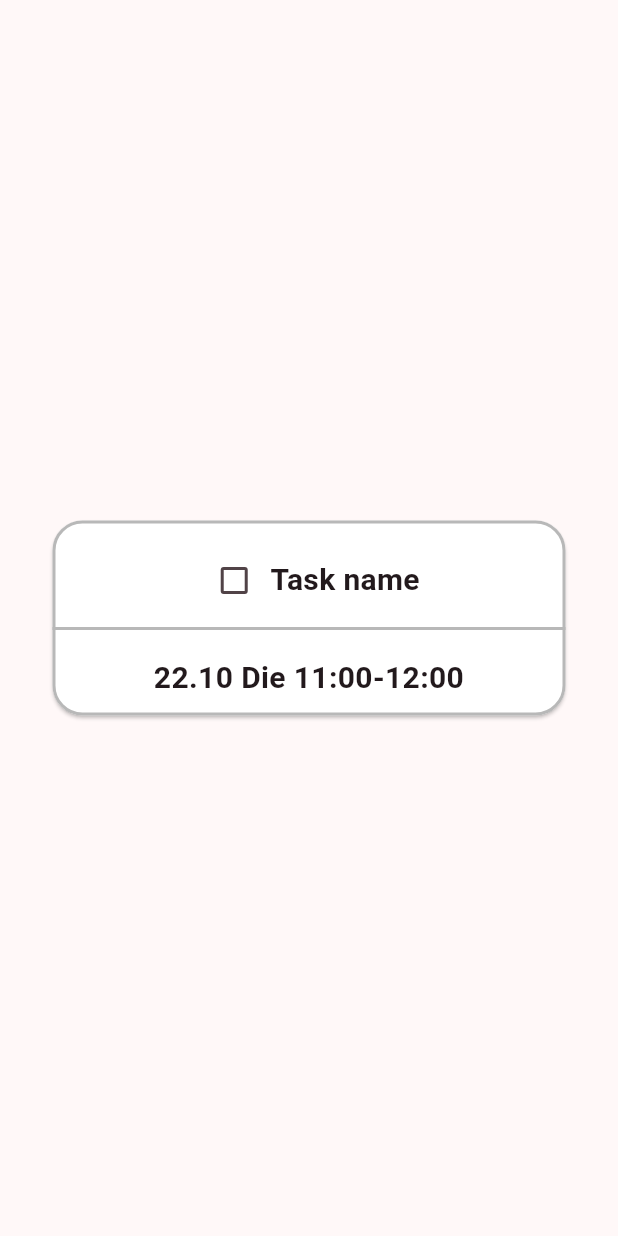
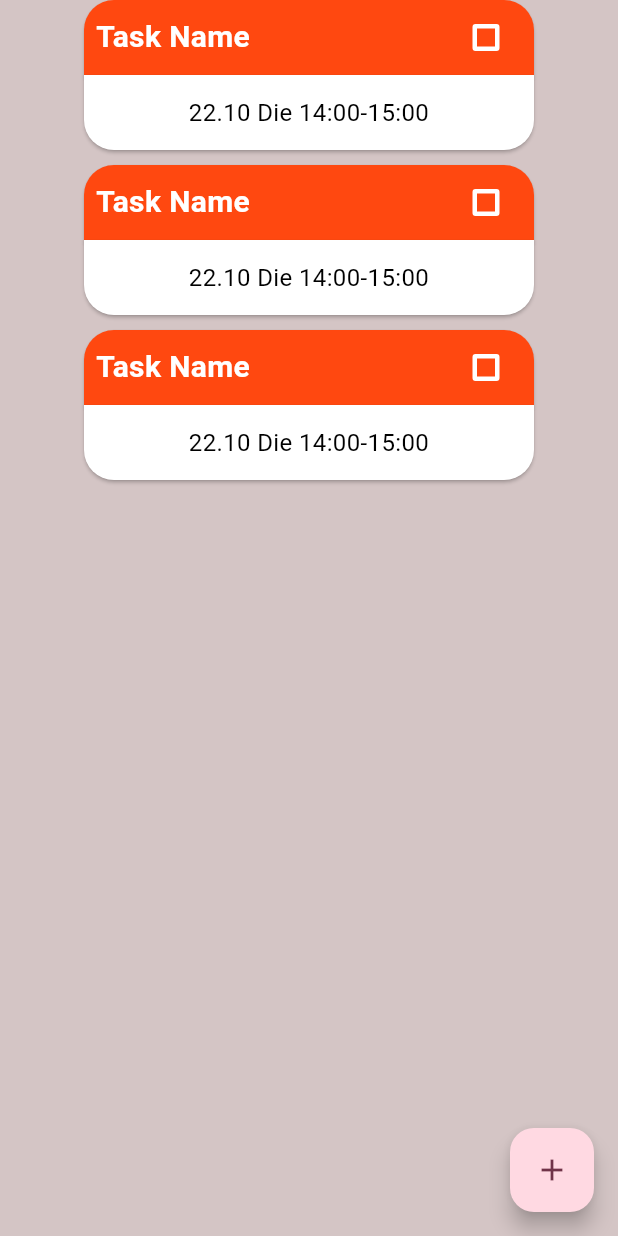
Before and after one commit to Fex123/Wochenplaner-App, a Flutter app: the screen it shows after launch, on a phone screen of 412 x 824 dp. Run offline on Flutter 3.47's test engine with Material 3 defaults, Android fonts, the phone set to English and light mode, and no system bars.

Commit message:
Task-List-View umstrukturieret, TaskCards visuell verbessert + Stateful gemacht für checkbox, Background Farbe anders

```diff
--- a/wochenplaner_app/lib/main.dart
+++ b/wochenplaner_app/lib/main.dart
@@ -20,6 +20,7 @@ class MyApp extends StatelessWidget {
       title: 'Flutter Demo',
       theme: ThemeData(
         colorScheme: ColorScheme.fromSeed(seedColor: Colors.black),
+        scaffoldBackgroundColor: const Color.fromARGB(255, 212, 197, 197), // Set dark background color
         useMaterial3: true,
       ),
       home: const MyHomePage(title: 'Flutter Demo Home Page'),
--- a/wochenplaner_app/lib/widgets/taskListView.dart
+++ b/wochenplaner_app/lib/widgets/taskListView.dart
@@ -6,85 +6,132 @@ class Tasklistview extends StatelessWidget {
   @override
   Widget build(BuildContext context) {
     return Scaffold(
-      body: const Center(child: TaskListCard()),
-    );
-  }
-}
-
-class TaskListCard extends StatelessWidget {
-  const TaskListCard({super.key});
-
-  @override
-  Widget build(BuildContext context) {
-    return Center(
-      child: ConstrainedBox(
-        constraints: BoxConstraints(
-          maxWidth: 350,  // Set max width of a Card
+      body: const Center(
+        child: TaskCardList(cards: [
+          TaskCard(), TaskCard(), TaskCard(),
+        ]),
       ),
-        child: Card(
-          color: Colors.white,
-          shape: RoundedRectangleBorder(
-            side: BorderSide(color: const Color.fromARGB(255, 184, 184, 184), width: 2), // Set the color and thickness of the outline
-            borderRadius: BorderRadius.circular(20), // Adjust the radius value to make the border rounder
-          ),
-          child: _SampleCard(cardName: 'Task name', time: '22.10 Die 11:00-12:00'),
-        ),
+      floatingActionButton: FloatingActionButton(
+        onPressed: () {
+          // Placeholder
+        },
+        child: Icon(Icons.add),
       ),
     );
   }
 }
 
+class TaskCardList extends StatelessWidget {
+  final List<TaskCard> cards;
 
-
-
-class _SampleCard extends StatelessWidget {
-  const _SampleCard({required this.cardName, required this.time});
-
-  final String cardName;
-  final String time;
+  const TaskCardList({super.key, required this.cards});
 
   @override
   Widget build(BuildContext context) {
-    return Column(
+    return ListView.builder(
+      itemCount: cards.length,
+      itemBuilder: (context, index) {
+        return cards[index];
+      },
+    );
+  }
+}
+
+class TaskCard extends StatefulWidget {
+  const TaskCard({super.key});
+
+  @override
+  _TaskCardState createState() => _TaskCardState();
+}
+
+class _TaskCardState extends State<TaskCard> {
+  bool isChecked = false;
+
+  // Colors for "unchecked and late", "in Progress", "Checked", "Not started"
+  final List<Color> stateColors = [
+    const Color.fromARGB(255, 255, 72, 16), // Unchecked and late color
+    const Color.fromARGB(255, 236, 184, 10), // In Progress color
+    Colors.green,                      // Checked color
+    const Color.fromARGB(255, 107, 107, 107) // Not started color
+  ];
+
+  // TaskCard Widget made up of 2 separate Cards. Top is Rounded at the Top, Bottom is Rounded at the Bottom.
+  @override
+  Widget build(BuildContext context) {
+    return Center(
+      child: Column(
         mainAxisSize: MainAxisSize.min,
         children: [
-        Padding(
-          padding: const EdgeInsets.only(top: 16.0),
-          child: SizedBox(
+          Card(
+            color: isChecked ? stateColors[2] : stateColors[0], // TODO: Once you can check for wether or not the task is late: change color to "In Progress" or "Not Started" depending on State
+            margin: const EdgeInsets.only(bottom: 0),
+            shape: RoundedRectangleBorder(
+              borderRadius: BorderRadius.vertical(
+                top: Radius.circular(20),
+              ),
+            ),
+            child: Container(
               width: 300,
+              height: 50,
+              padding: const EdgeInsets.symmetric(horizontal: 8.0),
+              alignment: Alignment.center,
               child: Row(
-              mainAxisAlignment: MainAxisAlignment.center,
+                mainAxisAlignment: MainAxisAlignment.spaceBetween,
                 children: [
-                Checkbox( //Korekt positionieren
-                  value: false,
-                  onChanged: (bool? newValue) {
-                    //Onchange logik einbauen
+                  Text(
+                    'Task Name',
+                    style: TextStyle(
+                      fontSize: 20,
+                      fontWeight: FontWeight.bold,
+                      color: Colors.white,
+                    ),
+                    textAlign: TextAlign.center,
+                  ),
+                  Checkbox(
+                    value: isChecked,
+                    onChanged: (bool? value) {
+                      setState(() {
+                        isChecked = value ?? false;
+                      });
                     },
-                ),
-                Text(
-                  cardName,
-                  style: TextStyle(fontSize: 20, fontWeight: FontWeight.bold),
-                  textAlign: TextAlign.center,
+                    checkColor: stateColors[2], // Check mark color
+                    fillColor: MaterialStateProperty.resolveWith((states) {
+                      // Sets the fill color based on checked state
+                      if (states.contains(MaterialState.selected)) {
+                        return Colors.white; // Checked state color
+                      }
+                      return Colors.transparent; // Unchecked state color
+                    }),
+                    side: const BorderSide(color: Colors.white, width: 3.0), // White border when unchecked
                   ),
                 ],
               ),
             ),
           ),
-        Divider(
-          color: Color.fromARGB(255, 184, 184, 184),
-          thickness: 2,
+          Card(
+            color: Colors.white,
+            margin: const EdgeInsets.only(top: 0, bottom: 10), // Zero margin only at the top
+            shape: RoundedRectangleBorder(
+              borderRadius: BorderRadius.vertical(
+                bottom: Radius.circular(20),
               ),
-        Container(
+            ),
+            child: Container(
               width: 300,
               height: 50,
               alignment: Alignment.center,
               child: Text(
-            time,
-            style: TextStyle(fontSize: 20, fontWeight: FontWeight.bold),
+                '22.10 Die 14:00-15:00',
+                style: TextStyle(
+                  fontSize: 16,
+                  color: Colors.black,
+                ),
                 textAlign: TextAlign.center,
               ),
             ),
+          ),
         ],
+      ),
     );
   }
 }
```
Lines whose indentation alone changed are shown as unchanged.
